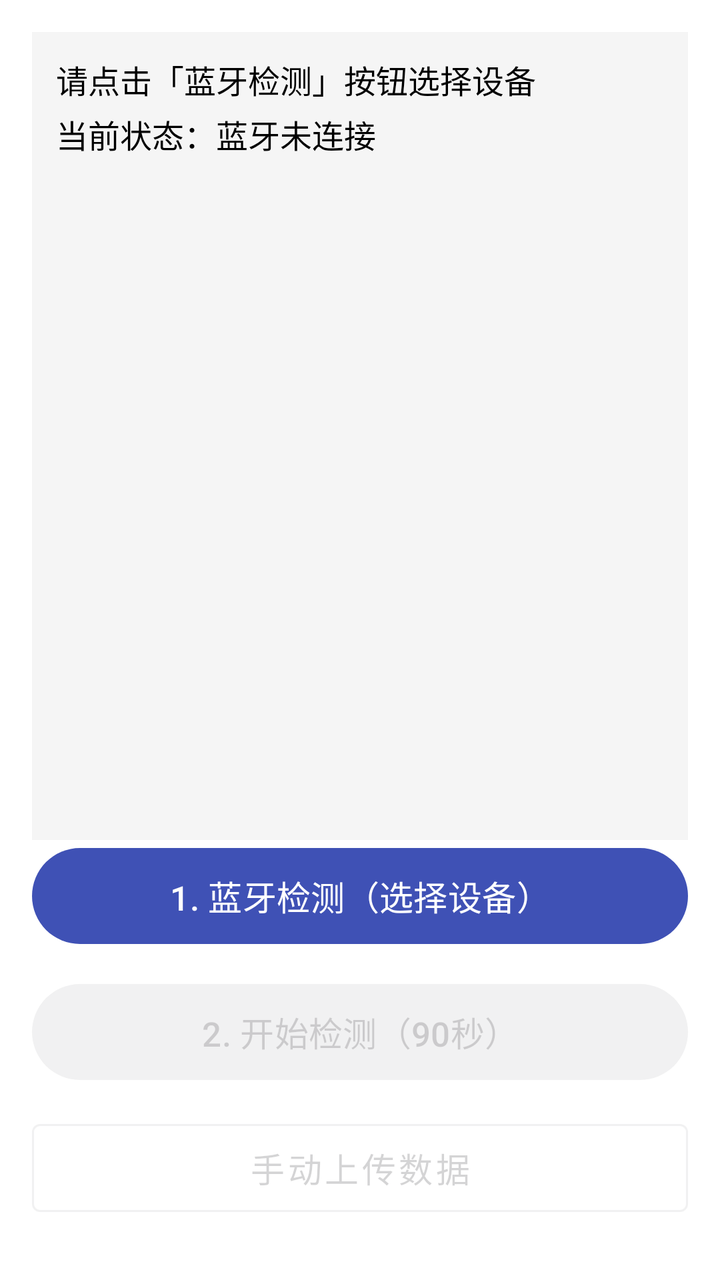
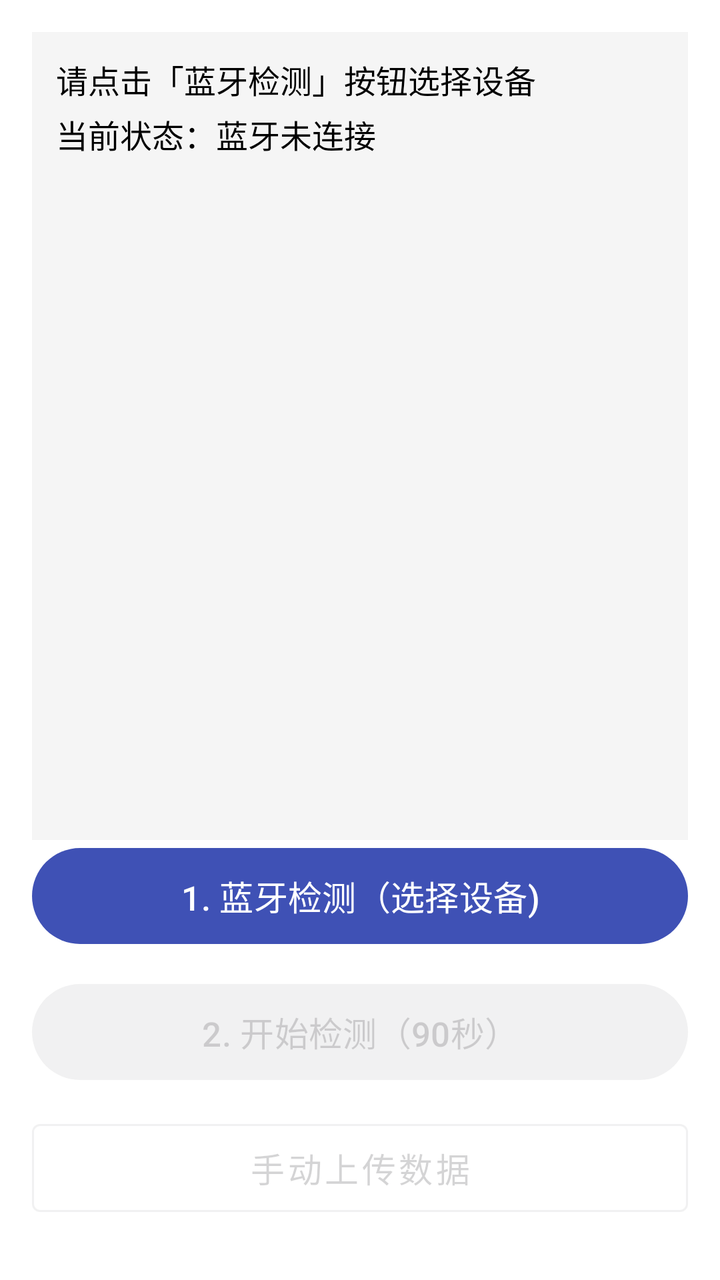

Compare the two renders of this Android layout. The source of the first and the diff that turns it into the second are given below.
<!-- AndroidManifest.xml: application theme Theme.MyApplication -->
<!-- res/layout/activity_main.xml -->
<?xml version="1.0" encoding="utf-8"?>
<LinearLayout xmlns:android="http://schemas.android.com/apk/res/android"
    xmlns:app="http://schemas.android.com/apk/res-auto"
    android:layout_width="match_parent"
    android:layout_height="match_parent"
    android:orientation="vertical"
    android:padding="16dp"
    android:background="@color/white">

    
    <androidx.camera.view.PreviewView
        android:id="@+id/preview_view"
        android:layout_width="match_parent"
        android:layout_height="0dp"
        android:layout_weight="1"
        android:layout_marginBottom="16dp"
        android:visibility="gone"
        android:background="@android:color/black"
        app:scaleType="fillCenter" />

    
    <ScrollView
        android:layout_width="match_parent"
        android:layout_height="wrap_content"
        android:layout_weight="1"
        android:fillViewport="true">

        <TextView
            android:id="@+id/tv_status"
            android:layout_width="match_parent"
            android:layout_height="wrap_content"
            android:text="请点击「蓝牙检测」按钮选择设备\n当前状态：蓝牙未连接"
            android:textSize="16sp"
            android:textColor="@android:color/black"
            android:lineSpacingExtra="4dp"
            android:padding="12dp"
            android:background="#F5F5F5"
            android:layout_marginBottom="16dp" />
    </ScrollView>

    
    <LinearLayout
        android:layout_width="match_parent"
        android:layout_height="wrap_content"
        android:orientation="vertical">

        
        <com.google.android.material.button.MaterialButton
            android:id="@+id/btn_bluetooth_detect"
            android:layout_width="match_parent"
            android:layout_height="56dp"
            android:text="1. 蓝牙检测（选择设备）"
            android:textSize="17sp"
            android:layout_marginBottom="12dp" />

        
        <com.google.android.material.button.MaterialButton
            android:id="@+id/btn_start_detection"
            android:layout_width="match_parent"
            android:layout_height="56dp"
            android:text="2. 开始检测（90秒）"
            android:textSize="17sp"
            android:enabled="false"
            android:alpha="0.5"
            android:layout_marginBottom="12dp" />

        
        <com.google.android.material.button.MaterialButton
            android:id="@+id/btn_manual_upload"
            android:layout_width="match_parent"
            android:layout_height="56dp"
            android:text="手动上传数据"
            android:textSize="17sp"
            android:enabled="false"
            android:alpha="0.5"
            style="@style/Widget.MaterialComponents.Button.OutlinedButton"
            android:layout_marginBottom="12dp" />

        
        <ProgressBar
            android:id="@+id/progress_upload"
            style="?android:attr/progressBarStyleHorizontal"
            android:layout_width="match_parent"
            android:layout_height="8dp"
            android:max="100"
            android:progress="0"
            android:visibility="gone"
            android:layout_marginTop="8dp" />

        
        <TextView
            android:id="@+id/tv_upload_progress"
            android:layout_width="match_parent"
            android:layout_height="wrap_content"
            android:text=""
            android:textSize="14sp"
            android:gravity="center"
            android:visibility="gone" />
    </LinearLayout>

</LinearLayout>
<!-- resources referenced by this layout -->
<resources>
  <color name="white">#FFFFFF</color>
  <style name="Theme.MyApplication" parent="Base.Theme.MyApplication" />
  <style name="Base.Theme.MyApplication" parent="Theme.Material3.DayNight.NoActionBar">
          
          <item name="colorPrimary">@color/colorPrimary</item>         
          <item name="colorPrimaryContainer">@color/colorPrimaryContainer</item> 
          <item name="colorSecondary">@color/colorAccent</item>       
          <item name="colorSecondaryContainer">@color/colorAccentContainer</item> 
          <item name="colorOnPrimary">@color/white</item>             
          <item name="colorOnSecondary">@color/white</item>           
  
          
          <item name="materialButtonStyle">@style/Widget.Material3.Button</item>
      </style>
  <color name="colorPrimary">#3F51B5</color>
  <color name="colorPrimaryContainer">#C5CAE9</color>
  <color name="colorAccent">#FF4081</color>
  <color name="colorAccentContainer">#FFCCE5</color>
</resources>

<!-- the commit's change to res/layout/activity_main.xml (unified diff, before → after) -->
@@ -1,101 +1,105 @@
 <?xml version="1.0" encoding="utf-8"?>
-<LinearLayout xmlns:android="http://schemas.android.com/apk/res/android"
+<FrameLayout xmlns:android="http://schemas.android.com/apk/res/android"
     xmlns:app="http://schemas.android.com/apk/res-auto"
     android:layout_width="match_parent"
     android:layout_height="match_parent"
-    android:orientation="vertical"
-    android:padding="16dp"
     android:background="@color/white">
 
     
     <androidx.camera.view.PreviewView
         android:id="@+id/preview_view"
         android:layout_width="match_parent"
-        android:layout_height="0dp"
-        android:layout_weight="1"
-        android:layout_marginBottom="16dp"
-        android:visibility="gone"
-        android:background="@android:color/black"
-        app:scaleType="fillCenter" />
+        android:layout_height="match_parent"
+        android:visibility="gone" />
 
-    
-    <ScrollView
-        android:layout_width="match_parent"
+    <com.google.android.material.button.MaterialButton
+        android:id="@+id/btn_exit_preview"
+        android:layout_width="wrap_content"
         android:layout_height="wrap_content"
-        android:layout_weight="1"
-        android:fillViewport="true">
-
-        <TextView
-            android:id="@+id/tv_status"
-            android:layout_width="match_parent"
-            android:layout_height="wrap_content"
-            android:text="请点击「蓝牙检测」按钮选择设备\n当前状态：蓝牙未连接"
-            android:textSize="16sp"
-            android:textColor="@android:color/black"
-            android:lineSpacingExtra="4dp"
-            android:padding="12dp"
-            android:background="#F5F5F5"
-            android:layout_marginBottom="16dp" />
-    </ScrollView>
+        android:layout_gravity="top|start"
+        android:layout_margin="16dp"
+        android:text="返回"
+        android:textColor="@android:color/white"
+        app:backgroundTint="#80000000"
+        android:paddingLeft="12dp"
+        android:paddingRight="12dp"
+        android:visibility="gone" />
 
     
     <LinearLayout
+        android:id="@+id/layout_control"
         android:layout_width="match_parent"
-        android:layout_height="wrap_content"
-        android:orientation="vertical">
+        android:layout_height="match_parent"
+        android:orientation="vertical"
+        android:padding="16dp">
 
         
-        <com.google.android.material.button.MaterialButton
-            android:id="@+id/btn_bluetooth_detect"
+        <ScrollView
             android:layout_width="match_parent"
-            android:layout_height="56dp"
-            android:text="1. 蓝牙检测（选择设备）"
-            android:textSize="17sp"
-            android:layout_marginBottom="12dp" />
+            android:layout_height="0dp"
+            android:layout_weight="1"
+            android:fillViewport="true">
+            <TextView
+                android:id="@+id/tv_status"
+                android:layout_width="match_parent"
+                android:layout_height="wrap_content"
+                android:text="请点击「蓝牙检测」按钮选择设备\n当前状态：蓝牙未连接"
+                android:textSize="16sp"
+                android:textColor="@android:color/black"
+                android:lineSpacingExtra="4dp"
+                android:padding="12dp"
+                android:background="#F5F5F5"
+                android:layout_marginBottom="16dp" />
+        </ScrollView>
 
         
-        <com.google.android.material.button.MaterialButton
-            android:id="@+id/btn_start_detection"
-            android:layout_width="match_parent"
-            android:layout_height="56dp"
-            android:text="2. 开始检测（90秒）"
-            android:textSize="17sp"
-            android:enabled="false"
-            android:alpha="0.5"
-            android:layout_marginBottom="12dp" />
-
-        
-        <com.google.android.material.button.MaterialButton
-            android:id="@+id/btn_manual_upload"
-            android:layout_width="match_parent"
-            android:layout_height="56dp"
-            android:text="手动上传数据"
-            android:textSize="17sp"
-            android:enabled="false"
-            android:alpha="0.5"
-            style="@style/Widget.MaterialComponents.Button.OutlinedButton"
-            android:layout_marginBottom="12dp" />
-
-        
-        <ProgressBar
-            android:id="@+id/progress_upload"
-            style="?android:attr/progressBarStyleHorizontal"
-            android:layout_width="match_parent"
-            android:layout_height="8dp"
-            android:max="100"
-            android:progress="0"
-            android:visibility="gone"
-            android:layout_marginTop="8dp" />
-
-        
-        <TextView
-            android:id="@+id/tv_upload_progress"
+        <LinearLayout
             android:layout_width="match_parent"
             android:layout_height="wrap_content"
-            android:text=""
-            android:textSize="14sp"
-            android:gravity="center"
-            android:visibility="gone" />
+            android:orientation="vertical">
+            <com.google.android.material.button.MaterialButton
+                android:id="@+id/btn_bluetooth_detect"
+                android:layout_width="match_parent"
+                android:layout_height="56dp"
+                android:text="1. 蓝牙检测（选择设备)"
+                android:textSize="17sp"
+                android:layout_marginBottom="12dp" />
+            <com.google.android.material.button.MaterialButton
+                android:id="@+id/btn_start_detection"
+                android:layout_width="match_parent"
+                android:layout_height="56dp"
+                android:text="2. 开始检测（90秒）"
+                android:textSize="17sp"
+                android:enabled="false"
+                android:alpha="0.5"
+                android:layout_marginBottom="12dp" />
+            <com.google.android.material.button.MaterialButton
+                android:id="@+id/btn_manual_upload"
+                android:layout_width="match_parent"
+                android:layout_height="56dp"
+                android:text="手动上传数据"
+                android:textSize="17sp"
+                android:enabled="false"
+                android:alpha="0.5"
+                style="@style/Widget.MaterialComponents.Button.OutlinedButton"
+                android:layout_marginBottom="12dp" />
+            <ProgressBar
+                android:id="@+id/progress_upload"
+                style="?android:attr/progressBarStyleHorizontal"
+                android:layout_width="match_parent"
+                android:layout_height="8dp"
+                android:max="100"
+                android:progress="0"
+                android:visibility="gone"
+                android:layout_marginTop="8dp" />
+            <TextView
+                android:id="@+id/tv_upload_progress"
+                android:layout_width="match_parent"
+                android:layout_height="wrap_content"
+                android:text=""
+                android:textSize="14sp"
+                android:gravity="center"
+                android:visibility="gone" />
+        </LinearLayout>
     </LinearLayout>
-
-</LinearLayout>
+</FrameLayout>
